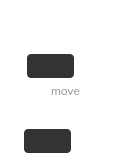
The window that src/MEGASync/stalled_issues/gui/win/StalledIssueFilePath.ui (meganz/MEGAsync) describes before a commit, drawn with Qt 5.
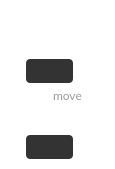
The same window after the commit. Icons and pictures are not drawn.

What changed in the file:
```diff
--- a/src/MEGASync/stalled_issues/gui/win/StalledIssueFilePath.ui
+++ b/src/MEGASync/stalled_issues/gui/win/StalledIssueFilePath.ui
@@ -6,8 +6,8 @@
    <rect>
     <x>0</x>
     <y>0</y>
-    <width>128</width>
-    <height>163</height>
+    <width>115</width>
+    <height>169</height>
    </rect>
   </property>
   <property name="sizePolicy">
@@ -70,7 +70,8 @@
 
 #pathProblem, #movePathProblem
 {
-  height: 24px;
+  min-height: 24px;
+  max-height: 24px;
   border-radius: 4px;
   background-color: #333333;
   border: none;
@@ -163,7 +164,35 @@
      </property>
     </spacer>
    </item>
-   <item row="2" column="1" colspan="2" alignment="Qt::AlignTop">
+   <item row="0" column="2" alignment="Qt::AlignLeft|Qt::AlignTop">
+    <widget class="QLabel" name="LocalOrRemoteText">
+     <property name="minimumSize">
+      <size>
+       <width>0</width>
+       <height>24</height>
+      </size>
+     </property>
+     <property name="maximumSize">
+      <size>
+       <width>16777215</width>
+       <height>24</height>
+      </size>
+     </property>
+     <property name="styleSheet">
+      <string notr="true">#LocalOrRemoteText
+{
+    font-family: Lato;
+    font-size: 12px;
+    line-height: 15px;
+    color: #666666;
+}</string>
+     </property>
+     <property name="text">
+      <string/>
+     </property>
+    </widget>
+   </item>
+   <item row="3" column="1" colspan="2" alignment="Qt::AlignTop">
     <widget class="QWidget" name="file" native="true">
      <property name="sizePolicy">
       <sizepolicy hsizetype="Preferred" vsizetype="Preferred">
@@ -188,10 +217,10 @@
        <number>0</number>
       </property>
       <property name="horizontalSpacing">
-       <number>3</number>
+       <number>0</number>
       </property>
       <property name="verticalSpacing">
-       <number>0</number>
+       <number>4</number>
       </property>
       <item row="1" column="1">
        <widget class="QWidget" name="pathProblemContainer" native="true">
@@ -216,7 +245,7 @@
            <property name="minimumSize">
             <size>
              <width>0</width>
-             <height>0</height>
+             <height>24</height>
             </size>
            </property>
            <layout class="QHBoxLayout" name="horizontalLayout_4">
@@ -408,7 +437,7 @@
        </widget>
       </item>
       <item row="0" column="0" rowspan="2">
-       <widget class="QLabel" name="lines">
+       <widget class="QWidget" name="linesContainer" native="true">
         <property name="sizePolicy">
          <sizepolicy hsizetype="Fixed" vsizetype="Preferred">
           <horstretch>0</horstretch>
@@ -417,38 +446,61 @@
         </property>
         <property name="minimumSize">
          <size>
-          <width>24</width>
+          <width>26</width>
           <height>0</height>
          </size>
         </property>
         <property name="maximumSize">
          <size>
-          <width>24</width>
+          <width>26</width>
           <height>16777215</height>
          </size>
         </property>
+        <layout class="QHBoxLayout" name="horizontalLayout_8">
+         <property name="spacing">
+          <number>0</number>
+         </property>
+         <property name="leftMargin">
+          <number>0</number>
+         </property>
+         <property name="topMargin">
+          <number>0</number>
+         </property>
+         <property name="rightMargin">
+          <number>2</number>
+         </property>
+         <property name="bottomMargin">
+          <number>0</number>
+         </property>
+         <item alignment="Qt::AlignLeft">
+          <widget class="QLabel" name="lines">
+           <property name="sizePolicy">
+            <sizepolicy hsizetype="Fixed" vsizetype="Preferred">
+             <horstretch>0</horstretch>
+             <verstretch>0</verstretch>
+            </sizepolicy>
+           </property>
+           <property name="minimumSize">
+            <size>
+             <width>24</width>
+             <height>0</height>
+            </size>
+           </property>
+           <property name="maximumSize">
+            <size>
+             <width>24</width>
+             <height>16777215</height>
+            </size>
+           </property>
+          </widget>
+         </item>
+        </layout>
        </widget>
       </item>
      </layout>
     </widget>
    </item>
-   <item row="0" column="2" alignment="Qt::AlignLeft|Qt::AlignTop">
-    <widget class="QLabel" name="LocalOrRemoteText">
-     <property name="styleSheet">
-      <string notr="true">#LocalOrRemoteText
-{
-    font-family: Lato;
-    font-size: 12px;
-    line-height: 15px;
-    color: #666666;
-}</string>
-     </property>
-     <property name="text">
-      <string/>
-     </property>
-    </widget>
-   </item>
-   <item row="3" column="1" colspan="2" alignment="Qt::AlignTop">
+   <item row="4" column="1" colspan="2" alignment="Qt::AlignTop">
     <widget class="QWidget" name="moveFile" native="true">
      <property name="sizePolicy">
       <sizepolicy hsizetype="Preferred" vsizetype="Preferred">
@@ -481,17 +533,17 @@
       <property name="spacing">
        <number>0</number>
       </property>
-      <item row="2" column="1">
-       <widget class="QWidget" name="movePathProblemContainer" native="true">
-        <layout class="QHBoxLayout" name="horizontalLayout_6">
+      <item row="0" column="1">
+       <widget class="QWidget" name="moveHeader" native="true">
+        <layout class="QHBoxLayout" name="horizontalLayout_3">
          <property name="spacing">
-          <number>0</number>
+          <number>3</number>
          </property>
          <property name="leftMargin">
           <number>0</number>
          </property>
          <property name="topMargin">
-          <number>3</number>
+          <number>0</number>
          </property>
          <property name="rightMargin">
           <number>0</number>
@@ -500,71 +552,43 @@
           <number>0</number>
          </property>
          <item>
-          <widget class="QWidget" name="movePathProblem" native="true">
-           <layout class="QHBoxLayout" name="horizontalLayout_5">
-            <property name="spacing">
-             <number>6</number>
-            </property>
-            <property name="leftMargin">
-             <number>0</number>
-            </property>
-            <property name="topMargin">
-             <number>0</number>
-            </property>
-            <property name="rightMargin">
-             <number>10</number>
-            </property>
-            <property name="bottomMargin">
-             <number>0</number>
-            </property>
-            <item>
-             <widget class="QPushButton" name="movePathProblemIcon">
-              <property name="minimumSize">
-               <size>
-                <width>24</width>
-                <height>24</height>
-               </size>
-              </property>
-              <property name="maximumSize">
-               <size>
-                <width>24</width>
-                <height>24</height>
-               </size>
-              </property>
-              <property name="text">
-               <string/>
-              </property>
-              <property name="icon">
-               <iconset resource="../../../gui/Resources_win.qrc">
-                <normaloff>:/images/StalledIssues/alert_circle_small_default.png</normaloff>:/images/StalledIssues/alert_circle_small_default.png</iconset>
-              </property>
-              <property name="iconSize">
-               <size>
-                <width>16</width>
-                <height>16</height>
-               </size>
-              </property>
-             </widget>
-            </item>
-            <item>
-             <widget class="QLabel" name="movePathProblemMessage">
-              <property name="text">
-               <string/>
-              </property>
-             </widget>
-            </item>
-           </layout>
+          <widget class="QLabel" name="moveLines">
+           <property name="sizePolicy">
+            <sizepolicy hsizetype="Fixed" vsizetype="Fixed">
+             <horstretch>0</horstretch>
+             <verstretch>0</verstretch>
+            </sizepolicy>
+           </property>
+           <property name="minimumSize">
+            <size>
+             <width>24</width>
+             <height>24</height>
+            </size>
+           </property>
+           <property name="maximumSize">
+            <size>
+             <width>24</width>
+             <height>24</height>
+            </size>
+           </property>
           </widget>
          </item>
          <item>
-          <spacer name="horizontalSpacer_5">
+          <widget class="QLabel" name="moveLabel">
+           <property name="text">
+            <string>move</string>
+           </property>
+          </widget>
+         </item>
+         <item>
+          <spacer name="horizontalSpacer_4">
            <property name="orientation">
             <enum>Qt::Horizontal</enum>
            </property>
            <property name="sizeHint" stdset="0">
             <size>
-             <width>40</width>
-             <height>20</height>
+             <width>0</width>
+             <height>0</height>
             </size>
            </property>
           </spacer>
@@ -681,11 +705,27 @@
         </layout>
        </widget>
       </item>
-      <item row="0" column="1">
-       <widget class="QWidget" name="moveHeader" native="true">
-        <layout class="QHBoxLayout" name="horizontalLayout_3">
+      <item row="2" column="1">
+       <spacer name="verticalSpacer_2">
+        <property name="orientation">
+         <enum>Qt::Vertical</enum>
+        </property>
+        <property name="sizeType">
+         <enum>QSizePolicy::Fixed</enum>
+        </property>
+        <property name="sizeHint" stdset="0">
+         <size>
+          <width>0</width>
+          <height>4</height>
+         </size>
+        </property>
+       </spacer>
+      </item>
+      <item row="3" column="1">
+       <widget class="QWidget" name="movePathProblemContainer" native="true">
+        <layout class="QHBoxLayout" name="horizontalLayout_6">
          <property name="spacing">
-          <number>3</number>
+          <number>0</number>
          </property>
          <property name="leftMargin">
           <number>0</number>
@@ -700,43 +740,71 @@
           <number>0</number>
          </property>
          <item>
-          <widget class="QLabel" name="moveLines">
-           <property name="sizePolicy">
-            <sizepolicy hsizetype="Fixed" vsizetype="Fixed">
-             <horstretch>0</horstretch>
-             <verstretch>0</verstretch>
-            </sizepolicy>
-           </property>
-           <property name="minimumSize">
-            <size>
-             <width>24</width>
-             <height>24</height>
-            </size>
-           </property>
-           <property name="maximumSize">
-            <size>
-             <width>24</width>
-             <height>24</height>
-            </size>
-           </property>
+          <widget class="QWidget" name="movePathProblem" native="true">
+           <layout class="QHBoxLayout" name="horizontalLayout_5">
+            <property name="spacing">
+             <number>6</number>
+            </property>
+            <property name="leftMargin">
+             <number>0</number>
+            </property>
+            <property name="topMargin">
+             <number>0</number>
+            </property>
+            <property name="rightMargin">
+             <number>10</number>
+            </property>
+            <property name="bottomMargin">
+             <number>0</number>
+            </property>
+            <item>
+             <widget class="QPushButton" name="movePathProblemIcon">
+              <property name="minimumSize">
+               <size>
+                <width>24</width>
+                <height>24</height>
+               </size>
+              </property>
+              <property name="maximumSize">
+               <size>
+                <width>24</width>
+                <height>24</height>
+               </size>
+              </property>
+              <property name="text">
+               <string/>
+              </property>
+              <property name="icon">
+               <iconset resource="../../../gui/Resources_win.qrc">
+                <normaloff>:/images/StalledIssues/alert_circle_small_default.png</normaloff>:/images/StalledIssues/alert_circle_small_default.png</iconset>
+              </property>
+              <property name="iconSize">
+               <size>
+                <width>16</width>
+                <height>16</height>
+               </size>
+              </property>
+             </widget>
+            </item>
+            <item>
+             <widget class="QLabel" name="movePathProblemMessage">
+              <property name="text">
+               <string/>
+              </property>
+             </widget>
+            </item>
+           </layout>
           </widget>
          </item>
          <item>
-          <widget class="QLabel" name="moveLabel">
-           <property name="text">
-            <string>move</string>
-           </property>
-          </widget>
-         </item>
-         <item>
-          <spacer name="horizontalSpacer_4">
+          <spacer name="horizontalSpacer_5">
            <property name="orientation">
             <enum>Qt::Horizontal</enum>
            </property>
            <property name="sizeHint" stdset="0">
             <size>
-             <width>0</width>
-             <height>0</height>
+             <width>40</width>
+             <height>20</height>
             </size>
            </property>
           </spacer>
@@ -744,34 +812,83 @@
         </layout>
        </widget>
       </item>
-      <item row="1" column="0" rowspan="2">
-       <widget class="QLabel" name="movePathProblemLines">
-        <property name="sizePolicy">
-         <sizepolicy hsizetype="Fixed" vsizetype="Preferred">
-          <horstretch>0</horstretch>
-          <verstretch>0</verstretch>
-         </sizepolicy>
-        </property>
+      <item row="1" column="0" rowspan="3">
+       <widget class="QWidget" name="movePathProblemLinesContainer" native="true">
         <property name="minimumSize">
          <size>
-          <width>24</width>
+          <width>26</width>
           <height>0</height>
          </size>
         </property>
         <property name="maximumSize">
          <size>
-          <width>24</width>
+          <width>26</width>
           <height>16777215</height>
          </size>
         </property>
-        <property name="text">
-         <string/>
-        </property>
+        <layout class="QVBoxLayout" name="verticalLayout">
+         <property name="spacing">
+          <number>0</number>
+         </property>
+         <property name="leftMargin">
+          <number>2</number>
+         </property>
+         <property name="topMargin">
+          <number>0</number>
+         </property>
+         <property name="rightMargin">
+          <number>0</number>
+         </property>
+         <property name="bottomMargin">
+          <number>0</number>
+         </property>
+         <item alignment="Qt::AlignRight">
+          <widget class="QLabel" name="movePathProblemLines">
+           <property name="sizePolicy">
+            <sizepolicy hsizetype="Fixed" vsizetype="Preferred">
+             <horstretch>0</horstretch>
+             <verstretch>0</verstretch>
+            </sizepolicy>
+           </property>
+           <property name="minimumSize">
+            <size>
+             <width>24</width>
+             <height>0</height>
+            </size>
+           </property>
+           <property name="maximumSize">
+            <size>
+             <width>24</width>
+             <height>16777215</height>
+            </size>
+           </property>
+           <property name="text">
+            <string/>
+           </property>
+          </widget>
+         </item>
+        </layout>
        </widget>
       </item>
      </layout>
     </widget>
    </item>
+   <item row="1" column="1">
+    <spacer name="verticalSpacer">
+     <property name="orientation">
+      <enum>Qt::Vertical</enum>
+     </property>
+     <property name="sizeType">
+      <enum>QSizePolicy::Fixed</enum>
+     </property>
+     <property name="sizeHint" stdset="0">
+      <size>
+       <width>0</width>
+       <height>4</height>
+      </size>
+     </property>
+    </spacer>
+   </item>
   </layout>
  </widget>
  <resources>
```
Left out of the diff: 224 changed lines with no effect on the pictures.
